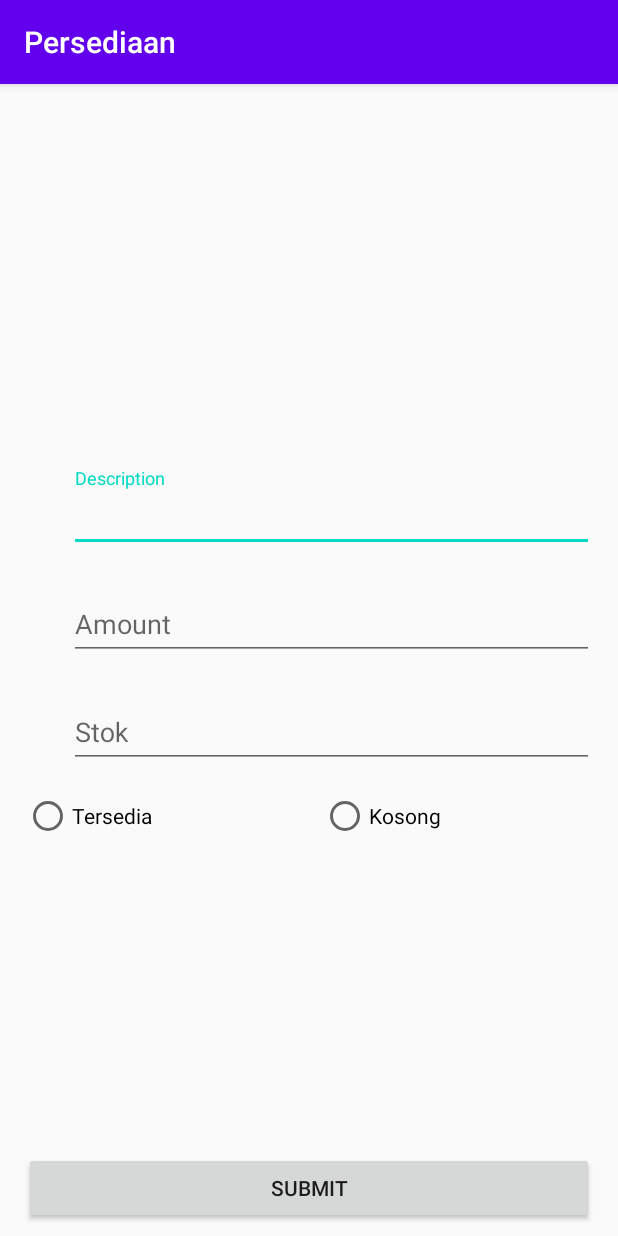
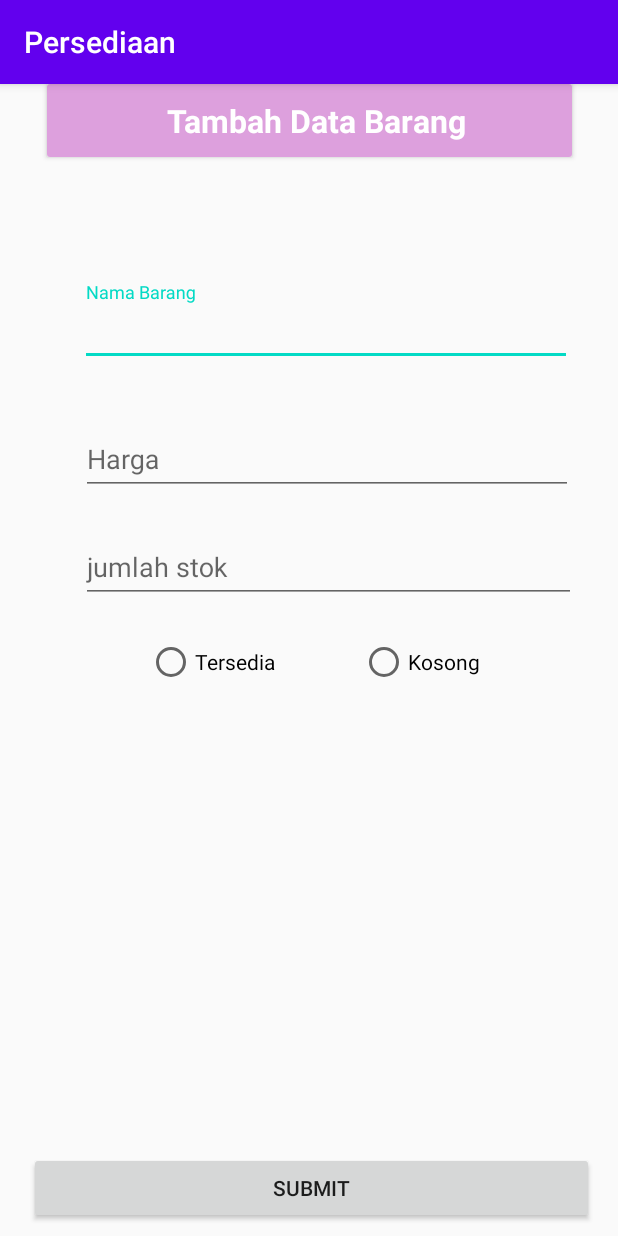
Before and after one commit to erikasari/PersediaanToko, an Android app: the SaveActivity screen opened directly, with no data from a screen before it, on a phone screen of 412 x 824 dp. Run offline under Robolectric (Android 15) with nearby library versions, the phone set to English and light mode, and no system bars.

Commit message:
tambah data

```diff
--- a/app/src/main/java/com/erikasari/persediaantoko/MainActivity.java
+++ b/app/src/main/java/com/erikasari/persediaantoko/MainActivity.java
@@ -28,6 +28,8 @@ public class MainActivity extends AppCompatActivity implements TransactionAdapte
 
     public static final String TRANSACTION_KEY = "TRANSACTION";
     public static final String INDEX_KEY = "INDEX";
+    public static final String PHOTO_KEY = "PHOTO";
+
     public static final int INSERT_REQUEST = 1;
     public static final int UPDATE_REQUEST = 2;
 
--- a/app/src/main/java/com/erikasari/persediaantoko/adapters/TransactionAdapter.java
+++ b/app/src/main/java/com/erikasari/persediaantoko/adapters/TransactionAdapter.java
@@ -72,6 +72,7 @@ public class TransactionAdapter extends RecyclerView.Adapter<TransactionAdapter.
             amountText.setText(MainActivity.generateRupiah(item.getAmount()));
             stockText.setText(item.getStock());
 
+
             itemView.setOnClickListener(new View.OnClickListener() {
                 @Override
                 public void onClick(View v) {
--- a/app/src/main/res/layout/activity_main.xml
+++ b/app/src/main/res/layout/activity_main.xml
@@ -30,7 +30,7 @@
     <androidx.appcompat.widget.Toolbar
         android:id="@+id/toolbar"
         android:layout_width="match_parent"
-        android:layout_height="?attr/actionBarSize"
+        android:layout_height="wrap_content"
         android:background="?attr/colorPrimary"
         app:layout_anchor="@+id/appBarLayout"
         app:layout_anchorGravity="center"
--- a/app/src/main/res/layout/activity_save.xml
+++ b/app/src/main/res/layout/activity_save.xml
@@ -8,15 +8,52 @@
     tools:context=".SaveActivity"
     >
 
+    <androidx.cardview.widget.CardView
+        android:id="@+id/view_information"
+        android:layout_width="350dp"
+        android:layout_height="0dp"
+        app:layout_constraintBottom_toTopOf="@+id/rv_transactions"
+        app:layout_constraintEnd_toEndOf="parent"
+        app:layout_constraintStart_toStartOf="parent"
+        app:layout_constraintTop_toTopOf="parent"
+        >
+
+        <androidx.constraintlayout.widget.ConstraintLayout
+            android:layout_width="match_parent"
+            android:layout_height="match_parent"
+            android:background="#DDA0DD"
+            >
+
+            <TextView
+                android:id="@+id/text_welcome"
+                android:layout_width="0dp"
+                android:layout_height="wrap_content"
+                android:layout_marginStart="80dp"
+                android:layout_marginTop="10dp"
+                android:layout_marginEnd="60dp"
+                android:layout_marginBottom="10dp"
+                android:text="Tambah Data Barang"
+                android:textColor="#FFFFFF"
+                android:textSize="21sp"
+                android:textStyle="bold"
+                app:layout_constraintBottom_toBottomOf="parent"
+                app:layout_constraintEnd_toEndOf="parent"
+                app:layout_constraintHorizontal_bias="0.0"
+                app:layout_constraintStart_toStartOf="parent"
+                app:layout_constraintTop_toTopOf="parent" />
+
+        </androidx.constraintlayout.widget.ConstraintLayout>
+    </androidx.cardview.widget.CardView>
+
     <com.google.android.material.textfield.TextInputLayout
         android:id="@+id/textInputLayout"
-        android:layout_width="350dp"
-        android:layout_height="wrap_content"
-        android:layout_marginStart="16dp"
-        android:layout_marginTop="256dp"
+        android:layout_width="328dp"
+        android:layout_height="70dp"
+        android:layout_marginStart="28dp"
+        android:layout_marginTop="132dp"
         android:layout_marginEnd="16dp"
         app:layout_constraintEnd_toEndOf="parent"
-        app:layout_constraintHorizontal_bias="1.0"
+        app:layout_constraintHorizontal_bias="0.641"
         app:layout_constraintStart_toStartOf="parent"
         app:layout_constraintTop_toTopOf="parent">
 
@@ -24,18 +61,18 @@
             android:id="@+id/input_description"
             android:layout_width="match_parent"
             android:layout_height="wrap_content"
-            android:hint="Description" />
+            android:hint="Nama Barang" />
     </com.google.android.material.textfield.TextInputLayout>
 
     <com.google.android.material.textfield.TextInputLayout
         android:id="@+id/textInputLayout2"
-        android:layout_width="350dp"
-        android:layout_height="wrap_content"
-        android:layout_marginStart="16dp"
+        android:layout_width="328dp"
+        android:layout_height="59dp"
+        android:layout_marginStart="19dp"
         android:layout_marginTop="16dp"
         android:layout_marginEnd="16dp"
         app:layout_constraintEnd_toEndOf="parent"
-        app:layout_constraintHorizontal_bias="1.0"
+        app:layout_constraintHorizontal_bias="0.708"
         app:layout_constraintStart_toStartOf="parent"
         app:layout_constraintTop_toBottomOf="@+id/textInputLayout">
 
@@ -43,19 +80,19 @@
             android:id="@+id/input_amount"
             android:layout_width="match_parent"
             android:layout_height="wrap_content"
-            android:hint="Amount"
+            android:hint="Harga"
             android:inputType="numberSigned" />
     </com.google.android.material.textfield.TextInputLayout>
 
     <com.google.android.material.textfield.TextInputLayout
         android:id="@+id/textInputLayout3"
-        android:layout_width="350dp"
-        android:layout_height="wrap_content"
-        android:layout_marginStart="16dp"
+        android:layout_width="330dp"
+        android:layout_height="62dp"
+        android:layout_marginStart="19dp"
         android:layout_marginTop="88dp"
         android:layout_marginEnd="16dp"
         app:layout_constraintEnd_toEndOf="parent"
-        app:layout_constraintHorizontal_bias="1.0"
+        app:layout_constraintHorizontal_bias="0.739"
         app:layout_constraintStart_toStartOf="parent"
         app:layout_constraintTop_toBottomOf="@+id/textInputLayout">
 
@@ -63,7 +100,7 @@
             android:id="@+id/input_stok"
             android:layout_width="match_parent"
             android:layout_height="wrap_content"
-            android:hint="Stok"
+            android:hint="jumlah stok"
             android:inputType="numberSigned" />
     </com.google.android.material.textfield.TextInputLayout>
 
@@ -71,7 +108,7 @@
         android:id="@+id/button_submit"
         android:layout_width="0dp"
         android:layout_height="wrap_content"
-        android:layout_marginStart="16dp"
+        android:layout_marginStart="19dp"
         android:layout_marginEnd="16dp"
         android:layout_marginBottom="8dp"
         android:text="Submit"
@@ -83,14 +120,14 @@
 
     <RadioGroup
         android:id="@+id/group_type"
-        android:layout_width="0dp"
-        android:layout_height="50dp"
-        android:layout_marginStart="16dp"
-        android:layout_marginTop="88dp"
+        android:layout_width="284dp"
+        android:layout_height="57dp"
+        android:layout_marginStart="19dp"
+        android:layout_marginTop="92dp"
         android:orientation="horizontal"
         android:weightSum="2"
         app:layout_constraintEnd_toEndOf="parent"
-        app:layout_constraintHorizontal_bias="1.0"
+        app:layout_constraintHorizontal_bias="0.722"
         app:layout_constraintStart_toStartOf="parent"
         app:layout_constraintTop_toBottomOf="@+id/textInputLayout2">
 
@@ -113,5 +150,4 @@
             tools:layout_editor_absoluteY="208dp" />
     </RadioGroup>
 
-
 </androidx.constraintlayout.widget.ConstraintLayout>
--- a/app/src/main/res/layout/content_main.xml
+++ b/app/src/main/res/layout/content_main.xml
@@ -23,6 +23,7 @@
         <androidx.constraintlayout.widget.ConstraintLayout
             android:layout_width="match_parent"
             android:layout_height="match_parent"
+            android:background="#DDA0DD"
             >
 
             <TextView
@@ -33,6 +34,7 @@
                 android:layout_marginTop="84dp"
                 android:textSize="21sp"
                 android:textStyle="bold"
+                android:textColor="#FFFFFF"
                 app:layout_constraintEnd_toEndOf="parent"
                 app:layout_constraintHorizontal_bias="0.9"
                 app:layout_constraintStart_toStartOf="parent"
--- a/app/src/main/res/values/strings.xml
+++ b/app/src/main/res/values/strings.xml
@@ -1,4 +1,5 @@
 <resources>
     <string name="app_name">Persediaan</string>
     <string name="action_settings">Settings</string>
+    <string name="action_sign_in_short">label</string>
 </resources>
```
Also changed, not shown: app/src/main/java/com/erikasari/persediaantoko/SaveActivity.java (+14 -0 lines), app/src/main/java/com/erikasari/persediaantoko/models/Transaction.java (+13 -1 lines), app/src/main/res/layout/activity_login.xml (+70 -53 lines), app/src/main/res/layout/item_transaction.xml (+10 -10 lines), app/src/main/res/layout/item_transaction_.xml (+10 -9 lines), app/src/main/res/drawable/dp2.jpg (added), app/src/main/res/drawable/dp3.jpg (added), app/src/main/res/drawable/log.png (added).
